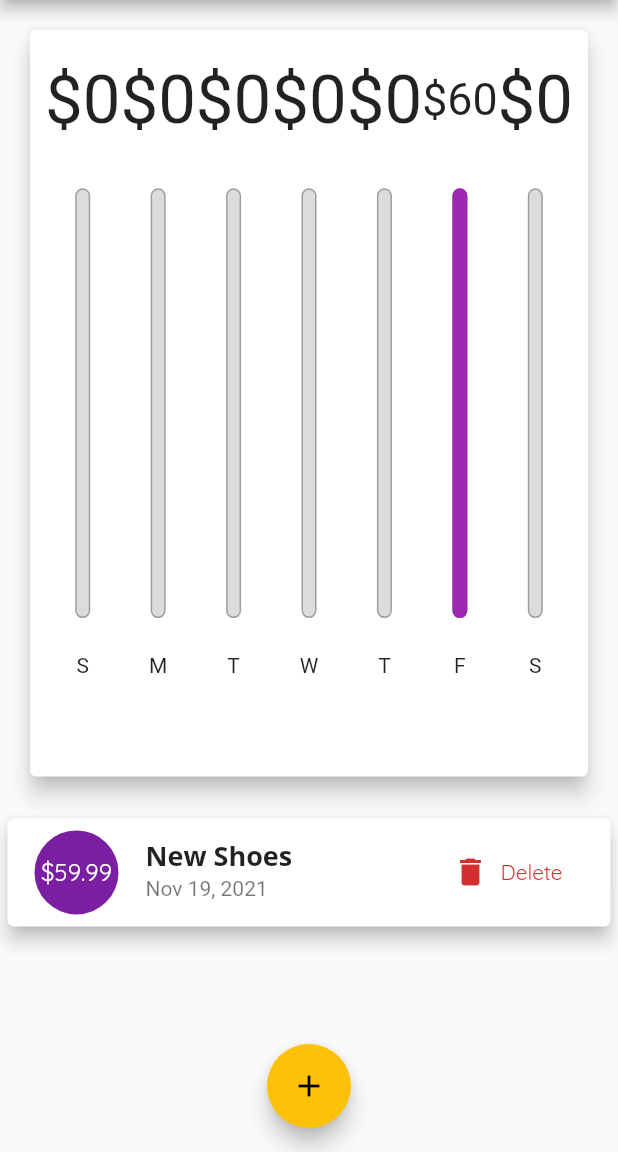
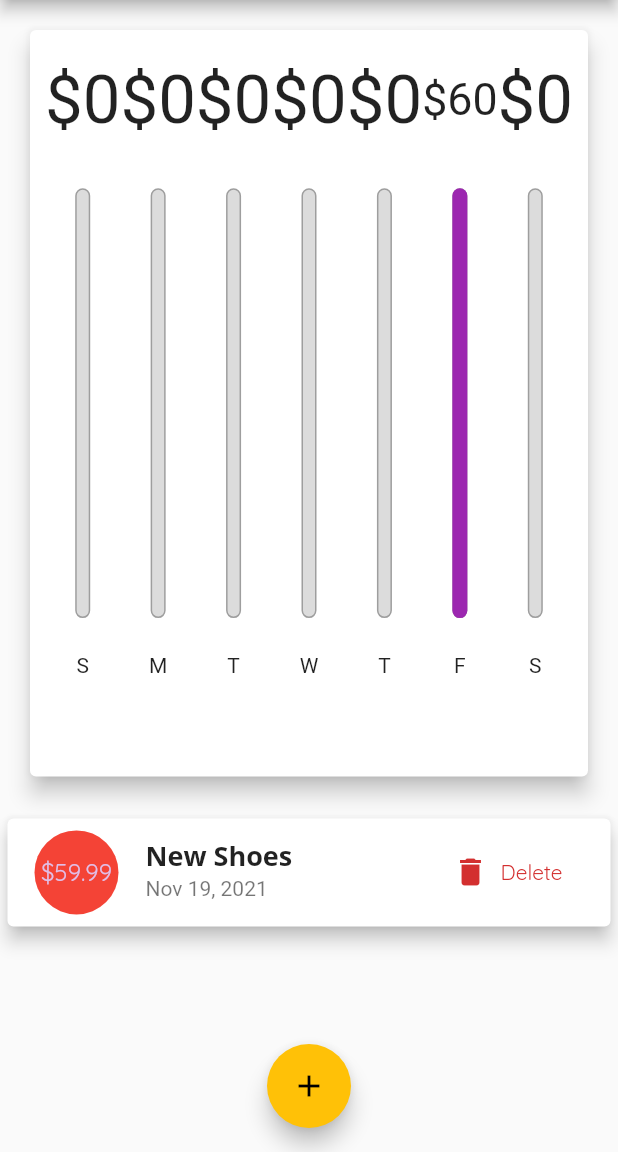
Before and after one commit to Rian1010/expenses-planner-flutter, a Flutter app: the screen it shows after launch, on a phone screen of 412 x 824 dp, the part 84-1236 px from its top. Run offline on Flutter 3.47's test engine with Material 2 defaults, Android fonts, the phone set to English and light mode, and no system bars.

Commit message:
Finished up the app+

```diff
--- a/lib/main.dart
+++ b/lib/main.dart
@@ -56,7 +56,7 @@ class MyHomePage extends StatefulWidget {
   _MyHomePageState createState() => _MyHomePageState();
 }
 
-class _MyHomePageState extends State<MyHomePage> {
+class _MyHomePageState extends State<MyHomePage> with WidgetsBindingObserver {
   final List<Transaction> _userTransactions = [
     Transaction(
       id: 't1',
@@ -73,6 +73,23 @@ class _MyHomePageState extends State<MyHomePage> {
   ];
 
   bool _showChart = false;
+
+  @override
+  void initState() {
+    WidgetsBinding.instance!.addObserver(this);
+    super.initState();
+  }
+
+  @override
+  void didChangeAppLifecycleState(AppLifecycleState state) {
+    print(state);
+  }
+
+  @override
+  dispose() {
+    WidgetsBinding.instance!.removeObserver(this);
+    super.dispose();
+  }
 
   List<Transaction> get _recentTransactions {
     return _userTransactions.where((tx) {
@@ -104,6 +121,52 @@ class _MyHomePageState extends State<MyHomePage> {
     });
   }
 
+  List<Widget> _buildLandscapeContent(MediaQueryData mediaQuery,
+      PreferredSizeWidget appBar, Container txListWidget) {
+    return [
+      Row(
+        mainAxisAlignment: MainAxisAlignment.center,
+        children: <Widget>[
+          Text(
+            'Show Chart',
+            style: Theme.of(context).textTheme.headline6,
+          ),
+          Switch.adaptive(
+            value: _showChart,
+            onChanged: (val) {
+              setState(() {
+                _showChart = val;
+              });
+            },
+          ),
+        ],
+      ),
+      _showChart
+          ? Container(
+              height: (mediaQuery.size.height -
+                      appBar.preferredSize.height -
+                      mediaQuery.padding.top) *
+                  0.7,
+              child: Chart(_recentTransactions),
+            )
+          : txListWidget
+    ];
+  }
+
+  List<Widget> _buildPortraitContent(MediaQueryData mediaQuery,
+      PreferredSizeWidget appBar, Container txListWidget) {
+    return [
+      Container(
+        height: (mediaQuery.size.height -
+                appBar.preferredSize.height -
+                mediaQuery.padding.top) *
+            0.7,
+        child: Chart(_recentTransactions),
+      ),
+      txListWidget
+    ];
+  }
+
   void _startAddNewTransaction(BuildContext ctx) {
     showModalBottomSheet(
       context: ctx,
@@ -117,12 +180,8 @@ class _MyHomePageState extends State<MyHomePage> {
     );
   }
 
-  @override
-  Widget build(BuildContext context) {
-    final mediaQuery = MediaQuery.of(context);
-    final isLandscape =
-        MediaQuery.of(context).orientation == Orientation.landscape;
-    final dynamic appBar = Platform.isIOS
+  dynamic _buildAppBar() {
+    return Platform.isIOS
         ? CupertinoNavigationBar(
             middle: Text(
               'Personal Expenses',
@@ -148,6 +207,14 @@ class _MyHomePageState extends State<MyHomePage> {
               ),
             ],
           );
+  }
+
+  @override
+  Widget build(BuildContext context) {
+    final mediaQuery = MediaQuery.of(context);
+    final isLandscape =
+        MediaQuery.of(context).orientation == Orientation.landscape;
+    final dynamic appBar = _buildAppBar();
     final txListWidget = Container(
       height: (mediaQuery.size.height -
               appBar.preferredSize.height -
@@ -163,41 +230,17 @@ class _MyHomePageState extends State<MyHomePage> {
           crossAxisAlignment: CrossAxisAlignment.center,
           children: <Widget>[
             if (isLandscape)
-              Row(
-                mainAxisAlignment: MainAxisAlignment.center,
-                children: <Widget>[
-                  Text(
-                    'Show Chart',
-                    style: Theme.of(context).textTheme.headline6,
-                  ),
-                  Switch.adaptive(
-                      value: _showChart,
-                      onChanged: (val) {
-                        setState(() {
-                          _showChart = val;
-                        });
-                      })
-                ],
+              ..._buildLandscapeContent(
+                mediaQuery,
+                appBar,
+                txListWidget,
               ),
             if (!isLandscape)
-              Container(
-                height: (MediaQuery.of(context).size.height -
-                        appBar.preferredSize.height -
-                        MediaQuery.of(context).padding.top) *
-                    0.7,
-                child: Chart(_recentTransactions),
+              ..._buildPortraitContent(
+                mediaQuery,
+                appBar,
+                txListWidget,
               ),
-            if (!isLandscape) txListWidget,
-            if (isLandscape)
-              _showChart
-                  ? Container(
-                      height: (MediaQuery.of(context).size.height -
-                              appBar.preferredSize.height -
-                              MediaQuery.of(context).padding.top) *
-                          0.7,
-                      child: Chart(_recentTransactions),
-                    )
-                  : txListWidget
           ],
         ),
       ),
--- a/lib/widgets/new_transaction.dart
+++ b/lib/widgets/new_transaction.dart
@@ -8,16 +8,45 @@ import 'package:intl/intl.dart';
 class NewTransaction extends StatefulWidget {
   final Function addTx;
 
-  NewTransaction(this.addTx);
+  NewTransaction(this.addTx) {
+    print('Constructor NewTransaction Widget');
+  }
 
   @override
-  _NewTransactionState createState() => _NewTransactionState();
+  _NewTransactionState createState() {
+    print('createState NewTransaction Widget');
+    return _NewTransactionState();
+  }
 }
 
 class _NewTransactionState extends State<NewTransaction> {
   final _titleController = TextEditingController();
   final _amountController = TextEditingController();
   DateTime? _selectedDate;
+
+  _NewTransactionState() {
+    print('Constructor NewTransaction State');
+  }
+
+// Overrides State
+  @override
+  void initState() {
+    print('initState()');
+    super.initState();
+  }
+
+// If a parent class is called, rebuilding its children
+  @override
+  void didUpdateWidget(NewTransaction oldWidget) {
+    print('didUpdateWidget()');
+    super.didUpdateWidget(oldWidget);
+  }
+
+  @override
+  void dispose() {
+    print('dispose()');
+    super.dispose();
+  }
 
   void _submitData() {
     if (_amountController.text.isEmpty) {
--- /dev/null
+++ b/lib/widgets/transaction_item.dart
@@ -0,0 +1,125 @@
+import 'dart:math';
+
+import 'package:flutter/material.dart';
+import 'package:intl/intl.dart';
+
+import '../models/transaction.dart';
+
+class TransactionItem extends StatefulWidget {
+  const TransactionItem({
+    Key? key,
+    required this.transaction,
+    required this.deleteTx,
+  }) : super(key: key);
+
+  final Transaction transaction;
+  final Function deleteTx;
+
+  @override
+  _TransactionItemState createState() => _TransactionItemState();
+}
+
+class _TransactionItemState extends State<TransactionItem> {
+  // Selected color
+  late Color _bgColor;
+
+  @override
+  void initState() {
+    const availableColors = [
+      Colors.red,
+      Colors.black,
+      Colors.blue,
+      Colors.purple,
+    ];
+
+    _bgColor = availableColors[Random().nextInt(4)];
+    super.initState();
+  }
+
+  @override
+  Widget build(BuildContext context) {
+    return Card(
+      elevation: 5,
+      margin: const EdgeInsets.symmetric(
+        vertical: 8,
+        horizontal: 5,
+      ),
+      child: ListTile(
+        // leading: Container(
+        //   height: 60,
+        //   width: 60,
+        //   decoration: BoxDecoration(
+        //     color: Theme.of(context).primaryColor,
+        //     shape: BoxShape.circle,
+        //   ),
+        // )
+        leading: CircleAvatar(
+          backgroundColor: _bgColor,
+          radius: 30,
+          child: Padding(
+            padding: const EdgeInsets.all(6.0),
+            child: FittedBox(child: Text('\$${widget.transaction.amount}')),
+          ),
+        ),
+        title: Text(
+          widget.transaction.title,
+          style: Theme.of(context).textTheme.headline6,
+        ),
+        subtitle: Text(
+          DateFormat.yMMMd().format(widget.transaction.date),
+        ),
+        trailing: MediaQuery.of(context).size.width > 360
+            ? FlatButton.icon(
+                icon: const Icon(Icons.delete),
+                label: const Text('Delete'),
+                textColor: Theme.of(context).errorColor,
+                onPressed: () => widget.deleteTx(widget.transaction.id),
+              )
+            : IconButton(
+                icon: Icon(Icons.delete),
+                onPressed: () => widget.deleteTx(widget.transaction.id),
+                color: Theme.of(context).errorColor,
+              ),
+      ),
+    );
+    //   return Card(
+    //       child: Row(children: <Widget>[
+    //     Container(
+    //       margin: EdgeInsets.symmetric(
+    //         vertical: 10,
+    //         horizontal: 15,
+    //       ),
+    //       decoration: BoxDecoration(
+    //         border: Border.all(
+    //           color: Theme.of(context).primaryColor,
+    //           width: 2,
+    //         ),
+    //       ),
+    //       padding: EdgeInsets.all(10),
+    //       child: Text(
+    //         '\$${transactions[index].amount.toStringAsFixed(2)}',
+    //         // tx.amount.toString(),
+    //         style: TextStyle(
+    //           fontWeight: FontWeight.bold,
+    //           fontSize: 20,
+    //           color: Theme.of(context).primaryColor,
+    //         ),
+    //       ),
+    //     ),
+    //     Column(
+    //       crossAxisAlignment: CrossAxisAlignment.start,
+    //       children: <Widget>[
+    //         Text(
+    //           transactions[index].title,
+    //           style: TextStyle(
+    //               fontSize: 18, fontWeight: FontWeight.bold),
+    //         ),
+    //         Text(
+    //           DateFormat.yMMMd().format(transactions[index].date),
+    //           style: TextStyle(color: Colors.grey),
+    //         )
+    //       ],
+    //     )
+    //   ]));
+  }
+}
--- a/lib/widgets/transaction_list.dart
+++ b/lib/widgets/transaction_list.dart
@@ -1,4 +1,5 @@
 import 'package:expenses_planner/models/transaction.dart';
+import 'package:expenses_planner/widgets/transaction_item.dart';
 import 'package:flutter/material.dart';
 import 'package:intl/intl.dart';
 
@@ -10,9 +11,7 @@ class TransactionList extends StatelessWidget {
 
   @override
   Widget build(BuildContext context) {
-    return Container(
-      height: MediaQuery.of(context).size.height * 0.6,
-      child: transactions.isEmpty
+    return transactions.isEmpty
         ? LayoutBuilder(builder: (ctx, constraints) {
             return Column(
               children: <Widget>[
@@ -20,7 +19,7 @@ class TransactionList extends StatelessWidget {
                   'No transaction added yet!',
                   style: Theme.of(context).textTheme.headline6,
                 ),
-                  SizedBox(
+                const SizedBox(
                   height: 20,
                 ),
                 Container(
@@ -33,94 +32,21 @@ class TransactionList extends StatelessWidget {
               ],
             );
           })
-          : ListView.builder(
-              itemBuilder: (ctx, index) {
-                return Card(
-                  elevation: 5,
-                  margin: EdgeInsets.symmetric(
-                    vertical: 8,
-                    horizontal: 5,
-                  ),
-                  child: ListTile(
-                    // leading: Container(
-                    //   height: 60,
-                    //   width: 60,
-                    //   decoration: BoxDecoration(
-                    //     color: Theme.of(context).primaryColor,
-                    //     shape: BoxShape.circle,
-                    //   ),
-                    // )
-                    leading: CircleAvatar(
-                      radius: 30,
-                      child: Padding(
-                        padding: const EdgeInsets.all(6.0),
-                        child: FittedBox(
-                            child: Text('\$${transactions[index].amount}')),
-                      ),
-                    ),
-                    title: Text(
-                      transactions[index].title,
-                      style: Theme.of(context).textTheme.headline6,
-                    ),
-                    subtitle: Text(
-                      DateFormat.yMMMd().format(transactions[index].date),
-                    ),
-                    trailing: MediaQuery.of(context).size.width > 360
-                        ? FlatButton.icon(
-                            icon: Icon(Icons.delete),
-                            label: Text('Delete'),
-                            textColor: Theme.of(context).errorColor,
-                            onPressed: () => deleteTx(transactions[index].id),
-                          )
-                        : IconButton(
-                            icon: Icon(Icons.delete),
-                            onPressed: () => deleteTx(transactions[index].id),
-                            color: Theme.of(context).errorColor,
-                          ),
-                  ),
+        : ListView(
+            children: transactions
+                .map((tx) => TransactionItem(
+                      key: ValueKey(tx.id),
+                      transaction: tx,
+                      deleteTx: deleteTx,
+                    ))
+                .toList(),
           );
-                //   return Card(
-                //       child: Row(children: <Widget>[
-                //     Container(
-                //       margin: EdgeInsets.symmetric(
-                //         vertical: 10,
-                //         horizontal: 15,
-                //       ),
-                //       decoration: BoxDecoration(
-                //         border: Border.all(
-                //           color: Theme.of(context).primaryColor,
-                //           width: 2,
-                //         ),
-                //       ),
-                //       padding: EdgeInsets.all(10),
-                //       child: Text(
-                //         '\$${transactions[index].amount.toStringAsFixed(2)}',
-                //         // tx.amount.toString(),
-                //         style: TextStyle(
-                //           fontWeight: FontWeight.bold,
-                //           fontSize: 20,
-                //           color: Theme.of(context).primaryColor,
-                //         ),
-                //       ),
-                //     ),
-                //     Column(
-                //       crossAxisAlignment: CrossAxisAlignment.start,
-                //       children: <Widget>[
-                //         Text(
-                //           transactions[index].title,
-                //           style: TextStyle(
-                //               fontSize: 18, fontWeight: FontWeight.bold),
-                //         ),
-                //         Text(
-                //           DateFormat.yMMMd().format(transactions[index].date),
-                //           style: TextStyle(color: Colors.grey),
-                //         )
-                //       ],
-                //     )
-                //   ]));
-              },
-              itemCount: transactions.length,
-            ),
-    );
+    // ListView.builder(
+    //     itemBuilder: (ctx, index) {
+    //       return TransactionItem(
+    //           transaction: transactions[index], deleteTx: deleteTx);
+    //     },
+    //     itemCount: transactions.length,
+    //   );
   }
 }
```
Lines whose indentation alone changed are shown as unchanged.
